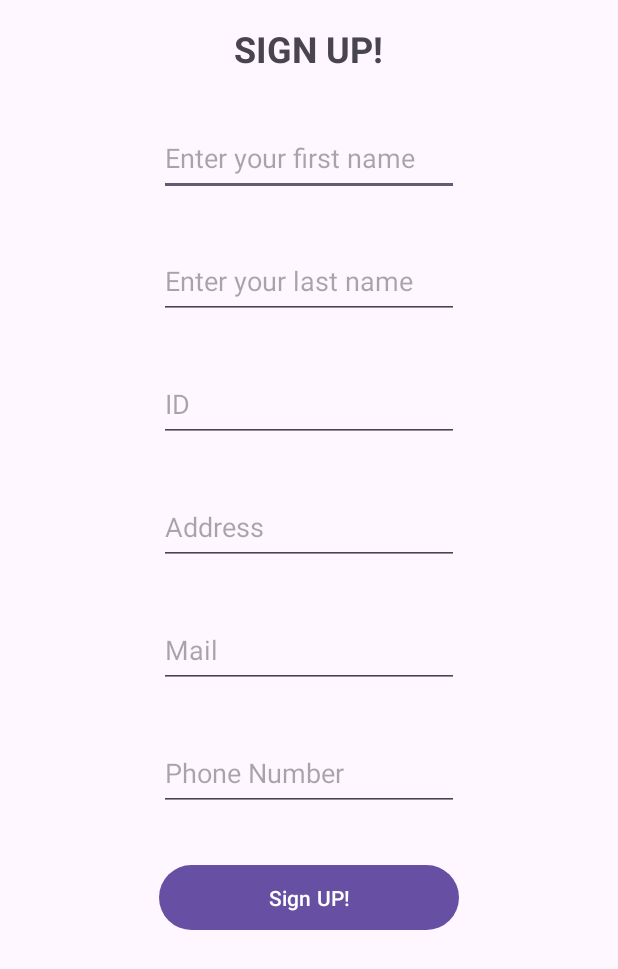
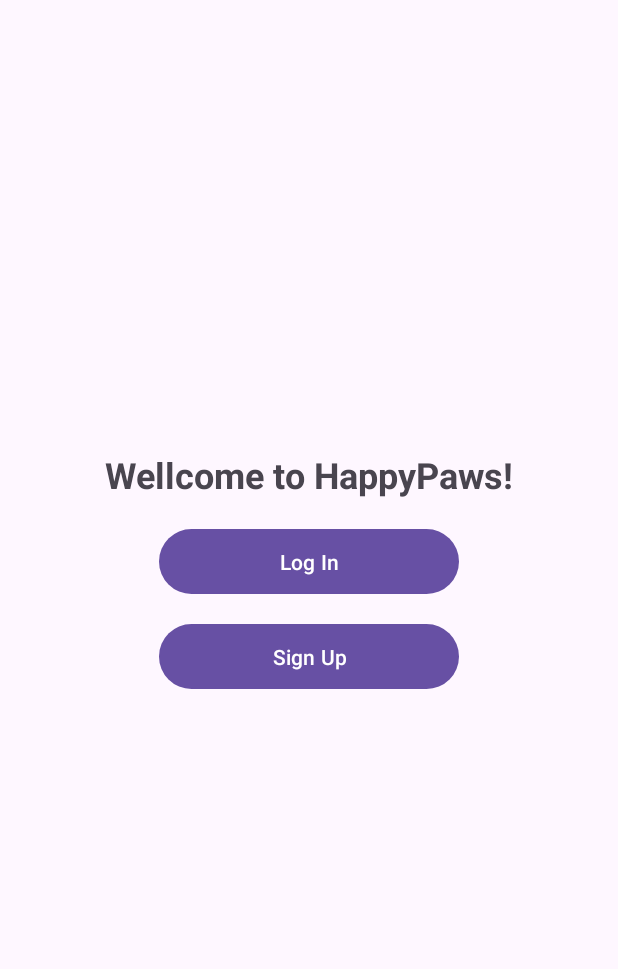
Before and after one commit to JulianNova2004/HappyPaws, an Android app: the screen it shows after launch (MainActivity before the commit, FirstPage after it), on a phone screen of 412 x 824 dp. Shown: the top 969 px of the screen. Run offline under Robolectric (Android 15) with nearby library versions, the phone set to English and light mode, and no system bars.

Commit message:
Add: SignUp

```diff
--- /dev/null
+++ b/src/main/java/co/edu/unipiloto/happypaws/FirstPage.java
@@ -0,0 +1,33 @@
+package co.edu.unipiloto.happypaws;
+
+import android.content.Intent;
+import android.os.Bundle;
+import android.view.View;
+
+import androidx.activity.EdgeToEdge;
+import androidx.appcompat.app.AppCompatActivity;
+import androidx.core.graphics.Insets;
+import androidx.core.view.ViewCompat;
+import androidx.core.view.WindowInsetsCompat;
+
+public class FirstPage extends AppCompatActivity {
+
+    @Override
+    protected void onCreate(Bundle savedInstanceState) {
+        super.onCreate(savedInstanceState);
+        EdgeToEdge.enable(this);
+        setContentView(R.layout.activity_first_page);
+
+    }
+
+    public void signUp(View view){
+        Intent intent = new Intent(this,SignUp.class);
+        startActivity(intent);
+
+    }
+
+    public void logIn(View view){
+        //Intent intent = new Intent(this,LogIn.class);
+        //startActivity(intent);
+    }
+}
--- a/src/main/java/co/edu/unipiloto/happypaws/MainActivity.java
+++ b/src/main/java/co/edu/unipiloto/happypaws/PetRegister.java
@@ -8,13 +8,13 @@ import androidx.core.graphics.Insets;
 import androidx.core.view.ViewCompat;
 import androidx.core.view.WindowInsetsCompat;
 
-public class MainActivity extends AppCompatActivity {
+public class PetRegister extends AppCompatActivity {
 
     @Override
     protected void onCreate(Bundle savedInstanceState) {
         super.onCreate(savedInstanceState);
         EdgeToEdge.enable(this);
-        setContentView(R.layout.sign_up_user);
+        setContentView(R.layout.register_pet);
         ViewCompat.setOnApplyWindowInsetsListener(findViewById(R.id.main), (v, insets) -> {
             Insets systemBars = insets.getInsets(WindowInsetsCompat.Type.systemBars());
             v.setPadding(systemBars.left, systemBars.top, systemBars.right, systemBars.bottom);
--- /dev/null
+++ b/src/main/res/layout/activity_first_page.xml
@@ -0,0 +1,45 @@
+<?xml version="1.0" encoding="utf-8"?>
+<LinearLayout
+    xmlns:android="http://schemas.android.com/apk/res/android"
+    xmlns:tools="http://schemas.android.com/tools"
+    xmlns:app="http://schemas.android.com/apk/res-auto"
+    android:id="@+id/main"
+    android:layout_width="match_parent"
+    android:layout_height="match_parent"
+    android:orientation="vertical"
+    tools:context=".FirstPage">
+
+    <TextView
+        android:id="@+id/title"
+        android:layout_width="wrap_content"
+        android:layout_height="wrap_content"
+        android:text="Wellcome to HappyPaws!"
+        android:textSize="24sp"
+        android:layout_marginTop="300dp"
+        android:textStyle="bold"
+        android:layout_gravity="center"
+        android:layout_marginBottom="16dp"/>
+
+    <Button
+        android:id="@+id/logIn"
+        android:layout_width="200dp"
+        android:layout_height="wrap_content"
+        android:text="@string/logInFP"
+        android:layout_gravity="center"
+
+        android:layout_marginBottom="12dp"
+        android:padding="12dp"
+        android:onClick="logIn"/>
+
+    <Button
+        android:id="@+id/register_pet_Home"
+        android:layout_width="200dp"
+        android:layout_height="wrap_content"
+        android:text="@string/signUpFP"
+        android:layout_gravity="center"
+
+        android:layout_marginBottom="12dp"
+        android:padding="12dp"
+        android:onClick="signUp"/>
+
+  </LinearLayout>
--- a/src/main/res/layout/register_pet.xml
+++ b/src/main/res/layout/register_pet.xml
@@ -7,7 +7,7 @@
     android:layout_width="match_parent"
     android:layout_height="match_parent"
     android:orientation="vertical"
-    tools:context=".MainActivity2">
+    tools:context=".PetRegister">
 
     <TextView
         android:id="@+id/title"
--- a/src/main/res/values/strings.xml
+++ b/src/main/res/values/strings.xml
@@ -1,5 +1,7 @@
 <resources>
     <string name="app_name">HappyPaws</string>
+    <string name="username">Enter a Username</string>
+    <string name="password">Enter your Password</string>
     <string name="first_name">Enter your first name</string>
     <string name="last_name">Enter your last name</string>
     <string name="ID">ID</string>
@@ -17,5 +19,8 @@
     <string name="weight">Weight (KG)</string>
     <string name="ID_owner">Enter your ID</string>
 
+    <string name="logInFP">Log In</string>
+    <string name="signUpFP">Sign Up</string>
+
 
 </resources>
```
Also changed, not shown: src/main/AndroidManifest.xml (+11 -5 lines), src/main/java/co/edu/unipiloto/happypaws/Home.java (renamed from src/main/java/co/edu/unipiloto/happypaws/MainActivity2.java, +11 -7 lines), src/main/java/co/edu/unipiloto/happypaws/SignUp.java (added, +59 -0 lines), src/main/res/layout/activity_home.xml (added, +34 -0 lines), src/main/res/layout/sign_up_user.xml (+26 -8 lines).
